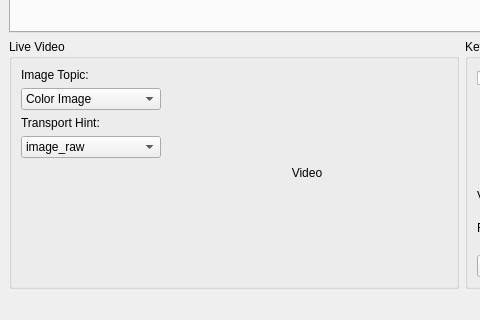
Before: the Qt Designer form fallrisk_gui/fallrisk_rviz_gui/src/fallrisk_gui.ui in rxdu/fall_risk_project_ros, drawn with Qt 5; both pictures show x 0 to 480 and y 559 to 879 of the 1153 by 879 pixel window.
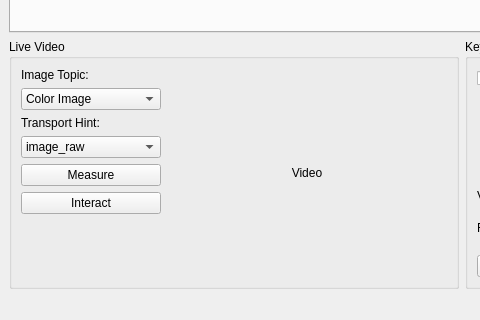
After: the same form once the commit is applied.

Commit message: Added tools for measuring distance, publishing point, etc

Diff of the .ui file:
```diff
--- a/fallrisk_gui/fallrisk_rviz_gui/src/fallrisk_gui.ui
+++ b/fallrisk_gui/fallrisk_rviz_gui/src/fallrisk_gui.ui
@@ -71,6 +71,20 @@
            </item>
           </widget>
          </item>
+         <item>
+          <widget class="QPushButton" name="btnMeasure">
+           <property name="text">
+            <string>Measure</string>
+           </property>
+          </widget>
+         </item>
+         <item>
+          <widget class="QPushButton" name="btnInteract">
+           <property name="text">
+            <string>Interact</string>
+           </property>
+          </widget>
+         </item>
          <item>
           <spacer name="verticalSpacer">
            <property name="orientation">
```
The commit also changes 2 other files.
